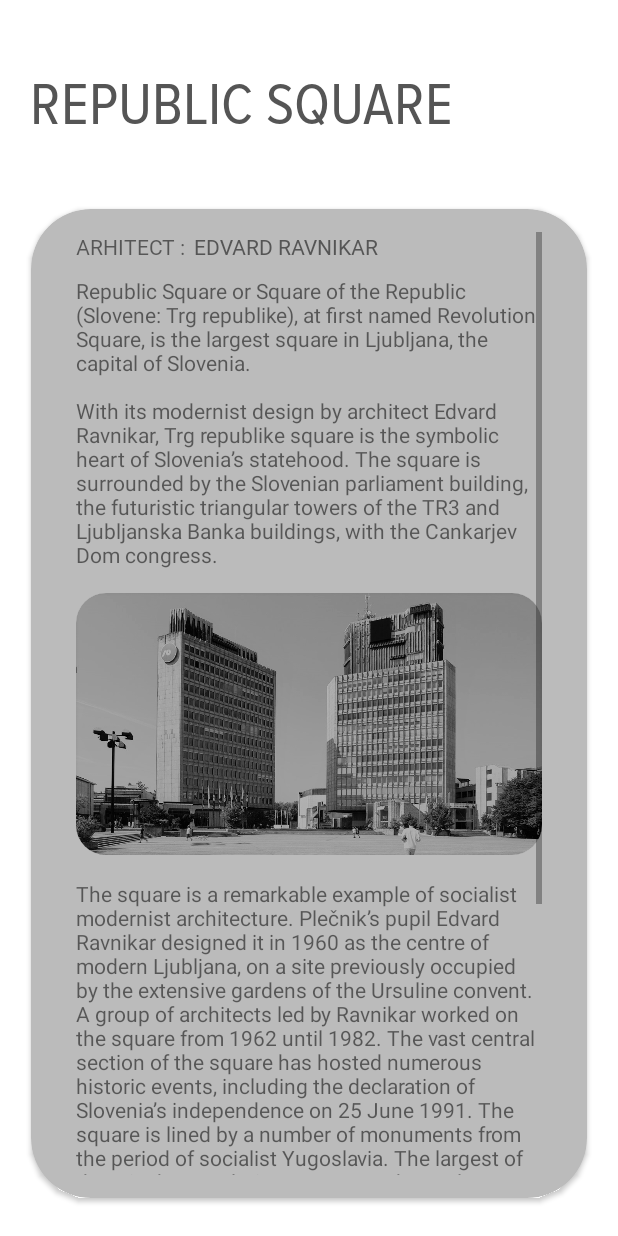
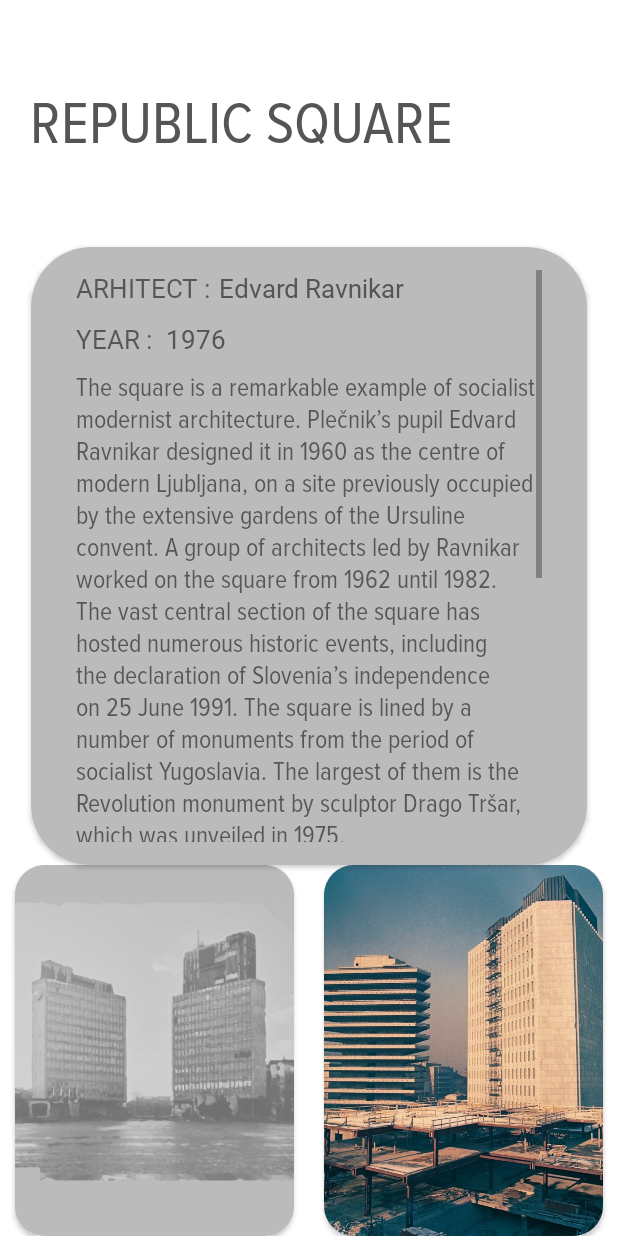
Before and after one commit to timkriz/Modernist_LJ_1, an Android app: the screen it shows after launch (DetailActivity), after a tap on "MORE", on a phone screen of 412 x 824 dp. Run offline under Robolectric (Android 15) with nearby library versions, the phone set to English and light mode, and no system bars; 1 other tap on this screen came first.

Commit message:
Detail pogled s podatki in slikami v assets/podatki.json

```diff
--- a/app/src/main/java/si/uni_lj/fe/tnuv/modernistlj1/DetailActivity.java
+++ b/app/src/main/java/si/uni_lj/fe/tnuv/modernistlj1/DetailActivity.java
@@ -2,26 +2,85 @@ package si.uni_lj.fe.tnuv.modernistlj1;
 
 import androidx.annotation.NonNull;
 import androidx.appcompat.app.AppCompatActivity;
+import androidx.recyclerview.widget.LinearLayoutManager;
+import androidx.recyclerview.widget.RecyclerView;
 
 import android.content.Intent;
 import android.os.Bundle;
 import android.util.Log;
 import android.view.MenuItem;
 import android.widget.TextView;
+import android.widget.Toast;
 
 import com.google.android.material.bottomnavigation.BottomNavigationView;
 
+import org.json.JSONArray;
+import org.json.JSONException;
+import org.json.JSONObject;
+
+import java.io.IOException;
+import java.io.InputStream;
+import java.util.Objects;
+
 public class DetailActivity extends AppCompatActivity {
+    private RecyclerView recyclerView;
+    private RecyclerView.Adapter mAdapter;
 
     @Override
     protected void onCreate(Bundle savedInstanceState) {
         super.onCreate(savedInstanceState);
         setContentView(R.layout.activity_detail);
 
+        /* BIND DATA TO LAYOUT - DOLOCI PODATKE V UI */
         String name_of_building = getIntent().getExtras().getString("name_of_building");
+        String read_detail_text = null;
+        String arhitects_name = null;
+        String year_built = null;
+        JSONObject objekt = findBuildinginJSON(name_of_building);
+        JSONArray image_names_json;
+        int[] images = {0};
 
+        try {
+            read_detail_text = objekt.getString("Description_detail");
+            arhitects_name = objekt.getString("Architect");
+            year_built = objekt.getString("Year");
+            image_names_json = objekt.getJSONArray("Image_names");
+            images = new int[image_names_json.length()];
+            for(int i = 0; i < image_names_json.length(); i++) {
+                String name_of_image = image_names_json.getString(i);
+                int resource_id_image = getResources().getIdentifier(name_of_image, "drawable", getPackageName()); // get resource id
+                images[i] = resource_id_image;
+            }
+        } catch (JSONException e) {
+            Toast.makeText(this, "Unable to find info about " + name_of_building, Toast.LENGTH_SHORT).show();
+            e.printStackTrace();
+        }
         final TextView detailTitle = (TextView) findViewById(R.id.title_id);
         detailTitle.setText(name_of_building);
+        TextView text_detail_building = (TextView) findViewById(R.id.text_detail_building);
+        text_detail_building.setText(read_detail_text);
+
+        TextView architect_name = (TextView) findViewById(R.id.architect_name);
+        architect_name.setText(arhitects_name);
+        TextView year_built_UI = (TextView) findViewById(R.id.year_value);
+        year_built_UI.setText(year_built);
+
+        /* IMAGE CAROUSEL - SLIKE */
+        recyclerView = findViewById(R.id.carousel_id);
+        LinearLayoutManager horizontalLayoutManager
+                = new LinearLayoutManager(this, LinearLayoutManager.HORIZONTAL, false);
+        recyclerView.setLayoutManager(horizontalLayoutManager);
+        mAdapter = new MyAdapter(this, images);
+        recyclerView.setAdapter(mAdapter);
+        //adapter = new AdapterCarouselDetail(this, image_names);
+        recyclerView.setLayoutManager(new LinearLayoutManager(this, LinearLayoutManager.HORIZONTAL,  false){
+            @Override
+            public boolean checkLayoutParams(RecyclerView.LayoutParams lp) {
+                // force height of viewHolder here, this will override layout_height from xml
+                lp.width = getWidth() / 2;
+                return true;
+            }
+        });
 
         /* zaenkrat brez spodnje navigacije ker je problem pri vračanju in ugasanju :S */
         /*
@@ -49,23 +108,63 @@ public class DetailActivity extends AppCompatActivity {
         });*/
     }
 
-    /** Called when the user clicks for HOME tab */
+    /* Called when the user clicks for HOME tab */
     public void startHomeActivity() {
         Intent intentHome = new Intent(DetailActivity.this, MainActivity.class);
         overridePendingTransition(0,0);
         startActivity(intentHome);
     }
-    /** Called when the user clicks for MAP tab */
+    /* Called when the user clicks for MAP tab */
     public void startMapActivity() {
         Intent intentMap = new Intent(DetailActivity.this, MapActivity.class);
         //overridePendingTransition(0,0);
         startActivity(intentMap);
     }
 
-    /** Called when the user clicks for GENERAL tab */
+    /* Called when the user clicks for GENERAL tab */
     public void startGeneralActivity() {
         Intent intentGeneral = new Intent(DetailActivity.this, GeneralActivity.class);
         //overridePendingTransition(0,0);
         startActivity(intentGeneral);
     }
+    public JSONObject findBuildinginJSON(String Name_to_Find) {
+        try{
+            JSONArray array = new JSONArray(readJSONFromAsset());
+            String name_read;
+            JSONObject searchObject = array.getJSONObject(0);
+            for (int i = 0; i < array.length(); i++) {
+                JSONObject currObject = array.getJSONObject(i);
+                name_read = currObject.getString("Name");
+
+                Log.e("BEREM", name_read);
+                Log.e("BEREM z", Name_to_Find);
+                if (name_read.equals(Name_to_Find)) {
+                    Log.e("nasel", Name_to_Find);
+                    searchObject = currObject;
+                }
+            }
+            return searchObject;
+        } catch (JSONException e) {
+            Toast.makeText(this, "Unable to find info about " + Name_to_Find, Toast.LENGTH_SHORT).show();
+            Log.e("Ne Najde", "pizda");
+            e.printStackTrace();
+            return null;
+        }
+    }
+    /* READ JSON FILE IN ASSETS FOLDER */
+    public String readJSONFromAsset() {
+        String json = null;
+        try {
+            InputStream is = getAssets().open(getString(R.string.JSON_file_name));
+            int size = is.available();
+            byte[] buffer = new byte[size];
+            is.read(buffer);
+            is.close();
+            json = new String(buffer, "UTF-8");
+        } catch (IOException ex) {
+            ex.printStackTrace();
+            return null;
+        }
+        return json;
+    }
 }
--- a/app/src/main/java/si/uni_lj/fe/tnuv/modernistlj1/MainActivity.java
+++ b/app/src/main/java/si/uni_lj/fe/tnuv/modernistlj1/MainActivity.java
@@ -41,8 +41,8 @@ public class MainActivity extends AppCompatActivity implements AdapterCarousel.I
             JSONArray jArray = new JSONArray(readJSONFromAsset());
             for (int i = 0; i < jArray.length(); ++i) {
                 String name = jArray.getJSONObject(i).getString("Name"); // name
-                String image_file_name = jArray.getJSONObject(i).getString("Image_name"); // image_file_name
-                String description_main = jArray.getJSONObject(i).getString("Desription_main");
+                String image_file_name = jArray.getJSONObject(i).getString("Image_name_main"); // image_file_name
+                String description_main = jArray.getJSONObject(i).getString("Description_main");
                 int resource_id_image = getResources().getIdentifier(image_file_name, "drawable", getPackageName()); // get resource id
                 models.add(new ModelObject(i,name, description_main, resource_id_image)); // pass id and name to ModelCarousel class
             }
@@ -128,7 +128,7 @@ public class MainActivity extends AppCompatActivity implements AdapterCarousel.I
     public String readJSONFromAsset() {
         String json = null;
         try {
-            InputStream is = getAssets().open("list_of_buildings.json");
+            InputStream is = getAssets().open(getString(R.string.JSON_file_name));
             int size = is.available();
             byte[] buffer = new byte[size];
             is.read(buffer);
--- /dev/null
+++ b/app/src/main/java/si/uni_lj/fe/tnuv/modernistlj1/MyAdapter.java
@@ -0,0 +1,52 @@
+package si.uni_lj.fe.tnuv.modernistlj1;
+
+import android.content.Context;
+import android.view.LayoutInflater;
+import android.view.View;
+import android.view.ViewGroup;
+import android.widget.ImageView;
+import android.widget.TextView;
+
+import androidx.annotation.NonNull;
+import androidx.recyclerview.widget.RecyclerView;
+
+public class MyAdapter extends RecyclerView.Adapter<MyAdapter.ViewHolder> {
+    private int[] mDataset; //list of image names
+    private LayoutInflater mInflater;
+
+    MyAdapter(Context context, int[] mDataset) {
+        this.mInflater = LayoutInflater.from(context);
+        this.mDataset = mDataset;
+    }
+
+    // stores and recycles views as they are scrolled off screen
+    public class ViewHolder extends RecyclerView.ViewHolder {
+        ImageView image;
+
+        ViewHolder(View itemView) {
+            super(itemView);
+            image = itemView.findViewById(R.id.card_image_id);
+        }
+    }
+
+    // inflates the row layout from xml when needed
+    @Override
+    @NonNull
+    public ViewHolder onCreateViewHolder(@NonNull ViewGroup parent, int viewType) {
+        View view = mInflater.inflate(R.layout.carousel_card_detail, parent, false);
+        return new ViewHolder(view);
+    }
+
+    // binds the data to the view and textview in each row
+    @Override
+    public void onBindViewHolder(@NonNull ViewHolder holder, int position) {
+        int image = mDataset[position];
+        holder.image.setImageResource(image);
+    }
+
+    // Return the size of your dataset (invoked by the layout manager)
+    @Override
+    public int getItemCount() {
+        return mDataset.length;
+    }
+}
--- a/app/src/main/res/layout/activity_detail.xml
+++ b/app/src/main/res/layout/activity_detail.xml
@@ -26,9 +26,9 @@
         android:layout_height="0dp"
         app:cardBackgroundColor="@color/card_color"
         app:cardCornerRadius="40dp"
-        app:layout_constraintBottom_toBottomOf="parent"
+        app:layout_constraintBottom_toTopOf="@id/cardView"
         app:layout_constraintEnd_toEndOf="parent"
-        app:layout_constraintHeight_percent="0.8"
+        app:layout_constraintHeight_percent="0.5"
         app:layout_constraintStart_toStartOf="parent"
         app:layout_constraintTop_toBottomOf="@+id/title_id"
         app:layout_constraintWidth_percent="0.9">
@@ -49,6 +49,7 @@
                 android:layout_height="wrap_content"
                 android:orientation="vertical">
 
+                <!-- Name of arhitect -->
                 <LinearLayout
                     android:layout_width="match_parent"
                     android:layout_height="wrap_content"
@@ -58,7 +59,8 @@
                         android:layout_height="wrap_content"
                         android:id="@+id/arhitect_pretext"
                         android:text="@string/arhitect_pretext"
-                        android:fontFamily="@font/proxima_bold">
+                        android:fontFamily="@font/proxima_bold"
+                        android:textSize="17sp">
                     </TextView>
                     <TextView
                         android:id="@+id/architect_name"
@@ -68,40 +70,60 @@
                         android:fontFamily="@font/proxima_bold"
                         android:text="@string/arhitect_0"
                         android:textColor="@color/colorText"
+                        android:textSize="17sp"
+                        android:paddingStart="5dp"
                         android:paddingLeft="5dp"/>
                 </LinearLayout>
-
-                <TextView
-                    android:id="@+id/text_building_1"
+                <!-- Year built -->
+                <LinearLayout
                     android:layout_width="match_parent"
                     android:layout_height="wrap_content"
-                    android:text="@string/text_republic_square_1" />
+                    android:orientation="horizontal">
+                    <TextView
+                        android:layout_width="wrap_content"
+                        android:layout_height="wrap_content"
+                        android:id="@+id/year_pretext"
+                        android:text="@string/year_pretext"
+                        android:fontFamily="@font/proxima_bold"
+                        android:textSize="17sp">
+                    </TextView>
+                    <TextView
+                        android:id="@+id/year_value"
+                        android:layout_width="wrap_content"
+                        android:layout_height="wrap_content"
+                        android:layout_marginBottom="10dp"
+                        android:fontFamily="@font/proxima_bold"
+                        android:text="@string/year_built0"
+                        android:textColor="@color/colorText"
+                        android:paddingLeft="5dp"
+                        android:textSize="17sp"/>
+                </LinearLayout>
+                <TextView
+                    android:id="@+id/text_detail_building"
+                    android:layout_width="match_parent"
+                    android:layout_height="wrap_content"
+                    android:text="@string/text_republic_square_1"
+                    android:fontFamily="@font/proxima_regular"
+                    android:textSize="17dp"/>
 
                 <androidx.cardview.widget.CardView
                     android:layout_width="match_parent"
                     android:layout_height="wrap_content"
                     app:cardCornerRadius="20dp"
                     app:cardElevation="0dp">
-
-                    <ImageView
-                        android:id="@+id/building_image"
-                        android:layout_width="match_parent"
-                        android:layout_height="wrap_content"
-                        android:adjustViewBounds="true"
-                        android:scaleType="centerCrop"
-                        android:src="@drawable/republic_square_image"
-                        tools:ignore="ContentDescription" />
                 </androidx.cardview.widget.CardView>
-
-                <TextView
-                    android:id="@+id/text_building_2"
-                    android:layout_width="match_parent"
-                    android:layout_height="wrap_content"
-                    android:text="@string/text_republic_square_2" />
             </LinearLayout>
 
         </ScrollView>
     </androidx.cardview.widget.CardView>
+
+    <androidx.recyclerview.widget.RecyclerView
+        android:id="@id/carousel_id"
+        android:layout_width="match_parent"
+        android:layout_height="0dp"
+        app:layout_constraintBottom_toBottomOf="parent"
+        app:layout_constraintHeight_percent="0.3"
+        app:layout_constraintTop_toBottomOf="@+id/cardView" />
 
     <!-- Bottom navigation
     <com.google.android.material.bottomnavigation.BottomNavigationView
--- /dev/null
+++ b/app/src/main/res/layout/carousel_card_detail.xml
@@ -0,0 +1,29 @@
+<?xml version="1.0" encoding="utf-8"?>
+<androidx.constraintlayout.widget.ConstraintLayout xmlns:android="http://schemas.android.com/apk/res/android"
+    xmlns:app="http://schemas.android.com/apk/res-auto"
+    xmlns:tools="http://schemas.android.com/tools"
+    android:layout_width="match_parent"
+    android:layout_height="match_parent"
+    tools:context=".DetailActivity">
+
+    <androidx.cardview.widget.CardView
+        android:layout_width="0dp"
+        android:layout_height="wrap_content"
+        app:cardBackgroundColor="#bbbbbb"
+        app:layout_constraintWidth_percent=".9"
+        app:cardCornerRadius="20dp"
+        app:layout_constraintBottom_toBottomOf="parent"
+        app:layout_constraintEnd_toEndOf="parent"
+        app:layout_constraintStart_toStartOf="parent"
+        app:layout_constraintTop_toTopOf="parent">
+
+        <ImageView
+            android:id="@+id/card_image_id"
+            android:layout_width="match_parent"
+            android:layout_height="wrap_content"
+            android:src="@drawable/image_republic_square_1"
+            app:layout_constraintTop_toTopOf="@id/card_image_id"
+            android:scaleType="centerCrop"/>
+
+    </androidx.cardview.widget.CardView>
+</androidx.constraintlayout.widget.ConstraintLayout>
--- a/app/src/main/res/values/strings.xml
+++ b/app/src/main/res/values/strings.xml
@@ -1,8 +1,6 @@
 <resources>
     <string name="app_name">Modernist LJ 1</string>
     <string name="text_general">GENERAL</string>
-    <string name="architect_name_1">ARCHITECT: Edvard Ravnikar</string>
-    <string name="arhitect_pretext">ARHITECT : </string>
 
     <string name="text_republic_square_1">
         Republic Square or Square of the Republic (Slovene: Trg republike), at first named Revolution Square, is the largest square in Ljubljana, the capital of Slovenia.
@@ -39,7 +37,15 @@
     <string name="CHECKBOX_KEY_9">PetrolVisited</string>
     <string name="CHECKBOX_KEY_10">SavskoVisited</string>
     <string name="CHECKBOX_KEY_11">SisenskaVisited</string>
+
     <string name="home_button_menu">Home button menu</string>
     <string name="map_button_menu">Map button menu</string>
     <string name="general_button_menu">General button menu</string>
+
+    <string name="arhitect_pretext">ARHITECT : </string>
+    <string name="year_pretext">"YEAR : "</string>>
+    <string name="year_built0">1976</string>
+    <string name="more_text">MORE</string>
+    <string name="visited_text">VISITED</string>
+    <string name="JSON_file_name">list_of_buildings.json</string>
 </resources>
```
Also changed, not shown: app/src/main/assets/list_of_buildings.json (+48 -36 lines), app/src/main/res/layout/activity_main.xml (+4 -5 lines), app/src/main/res/drawable/image_republic_square_1.jpg (added).
